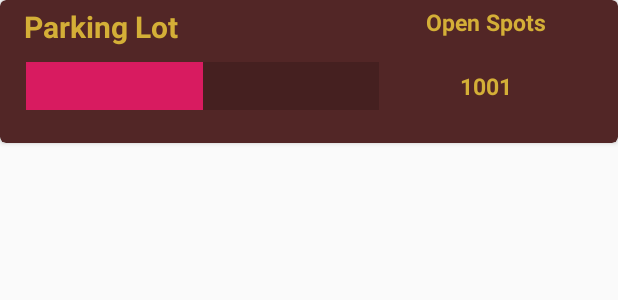
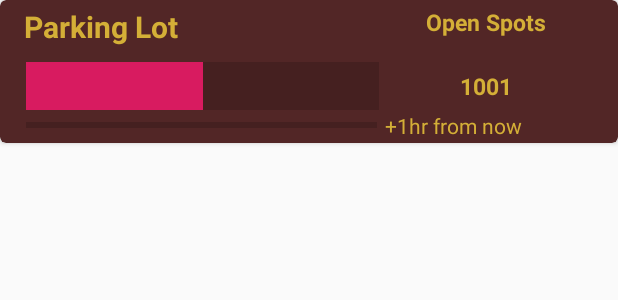
Before and after one commit to kgn86/cen4020_project, an Android app: the layout item.xml on its own in the app's theme, with its tools: preview values and no code run, on a phone screen of 412 x 824 dp. Shown: the top 300 px of the screen. Run offline under Robolectric (Android 15) with nearby library versions, the phone set to English and light mode, and no system bars.

Commit message:
added future parking spot prediction to each item

```diff
--- a/FSUTranz/app/src/main/res/layout/item.xml
+++ b/FSUTranz/app/src/main/res/layout/item.xml
@@ -68,6 +68,31 @@
             android:progress="50"
             android:scaleY="8" />
 
+        <ProgressBar
+            android:id="@+id/futureProgressBar"
+            style="?android:attr/progressBarStyleHorizontal"
+            android:layout_width="234dp"
+            android:layout_height="wrap_content"
+            android:layout_below="@+id/progressBar"
+            android:layout_alignStart="@+id/progressBar"
+            android:layout_alignLeft="@+id/progressBar"
+            android:layout_marginStart="0dp"
+            android:layout_marginLeft="0dp"
+            android:layout_marginTop="4dp" />
+
+        <TextView
+            android:id="@+id/futureParking"
+            android:layout_width="wrap_content"
+            android:layout_height="wrap_content"
+            android:layout_below="@+id/parkingSlots"
+            android:layout_marginStart="5dp"
+            android:layout_marginLeft="5dp"
+            android:layout_marginTop="6dp"
+            android:layout_toEndOf="@+id/futureProgressBar"
+            android:layout_toRightOf="@+id/futureProgressBar"
+            android:text="+1hr from now"
+            android:textColor="@color/gold" />
+
     </RelativeLayout>
 
 </androidx.cardview.widget.CardView>
```
Also changed, not shown: FSUTranz/app/src/main/java/edu/fsu/cs/fsutranz/ui/parking/createItem.java (+9 -13 lines), FSUTranz/app/src/main/java/edu/fsu/cs/fsutranz/ui/parking/itemAdapter.java (+10 -1 lines).
